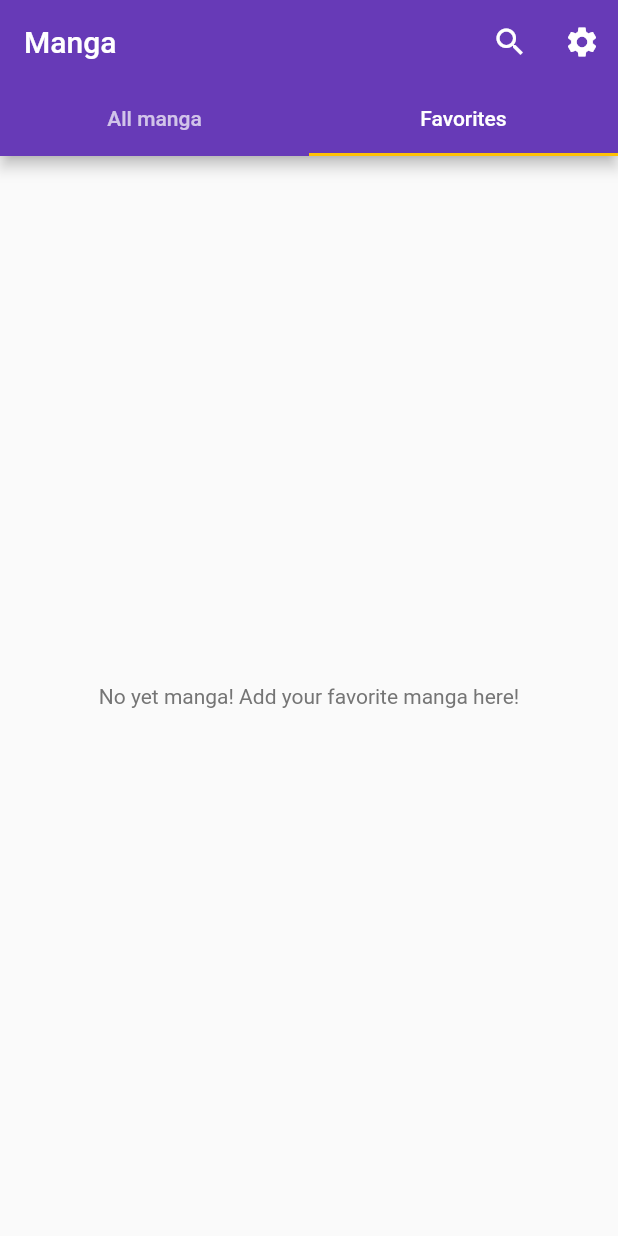
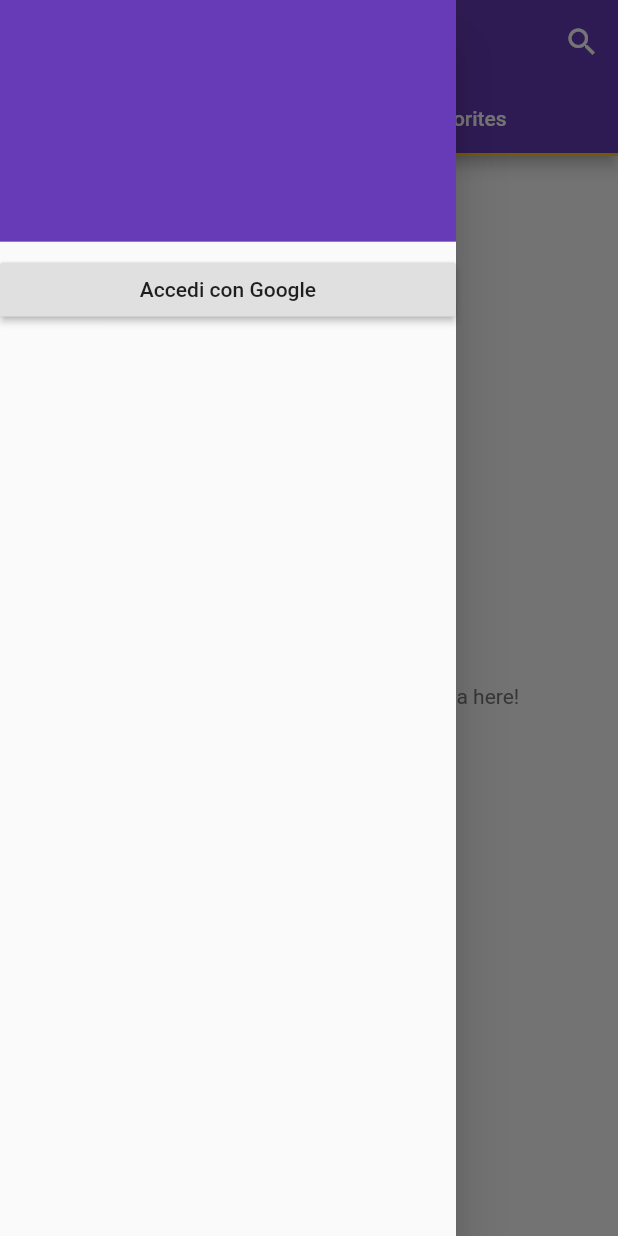
Before and after one commit to devilmac/flutter_gnamgnammanga, a Flutter app: the screen it shows after launch, tab 2 chosen, with the side drawer open (before the commit the screen has no drawer), on a phone screen of 412 x 824 dp. Run offline on Flutter 3.47's test engine with Material 2 defaults, Android fonts, the phone set to English and light mode, and no system bars; our stand-ins replace equatable, firebase_auth, flutter_mobx, google_sign_in, mobx, photo_view and 2 more; accounts and stored records are empty; generated files the repository leaves out were written again; network calls fail.

Commit message:
Added support social login with Google through Firebase
Deleted database_test.dart file because at the moment no tests cannot made against SQLite
Added initial navigation drawer

```diff
--- a/lib/src/domain/chapter.dart
+++ b/lib/src/domain/chapter.dart
@@ -10,7 +10,8 @@
   String mangaID;
   List<ChapterImage> images;
 
-  Chapter({this.number, this.date, this.title, this.chapterID});
+  Chapter({this.number, this.date, this.title, this.chapterID})
+      : super([number, date, title, chapterID]);
 
   Map<String, dynamic> toMap() {
     var map = <String, dynamic>{
--- a/lib/src/domain/chapter_image.dart
+++ b/lib/src/domain/chapter_image.dart
@@ -7,7 +7,8 @@
   int height;
   int width;
 
-  ChapterImage({this.page, this.imageUrl, this.height, this.width});
+  ChapterImage({this.page, this.imageUrl, this.height, this.width})
+      : super([page, imageUrl, height, width]);
 
   Map<String, dynamic> toMap() {
     var map = <String, dynamic>{
--- a/lib/src/domain/manga.dart
+++ b/lib/src/domain/manga.dart
@@ -17,7 +17,9 @@
       this.image,
       this.lastChapterDate,
       this.title,
-      this.mangaDetail});
+      this.mangaDetail})
+      : super(
+            [mangaID, categories, image, lastChapterDate, title, mangaDetail]);
 
   Map<String, dynamic> toMap() {
     var map = <String, dynamic>{
--- a/lib/src/domain/manga_detail.dart
+++ b/lib/src/domain/manga_detail.dart
@@ -22,7 +22,18 @@
       this.released,
       this.status,
       this.lastChapterDate,
-      this.categories});
+      this.categories})
+      : super([
+          aka,
+          author,
+          description,
+          chapters,
+          lastChapterDate,
+          language,
+          released,
+          status,
+          categories
+        ]);
 
   Map<String, dynamic> toMap() {
     var map = <String, dynamic>{
--- a/lib/src/repository/network/model/mangaeden/chapter.dart
+++ b/lib/src/repository/network/model/mangaeden/chapter.dart
@@ -7,7 +7,7 @@
 class Chapter extends Equatable {
   final List<List<dynamic>> images;
 
-  Chapter({this.images});
+  Chapter({this.images}) : super([images]);
 
   factory Chapter.fromJson(Map<String, dynamic> json) =>
       _$ChapterFromJson(json);
--- a/lib/src/repository/network/model/mangaeden/manga.dart
+++ b/lib/src/repository/network/model/mangaeden/manga.dart
@@ -29,7 +29,8 @@
   @JsonKey(name: "t")
   final String t;
 
-  Manga(this.i, this.c, this.im, this.s, this.ld, this.t, this.h, this.a);
+  Manga(this.i, this.c, this.im, this.s, this.ld, this.t, this.h, this.a)
+      : super([i, c, h, a, im, ld, s, t]);
 
   factory Manga.fromJson(Map<String, dynamic> json) => _$MangaFromJson(json);
 
--- a/lib/src/repository/network/model/mangaeden/manga_detail.dart
+++ b/lib/src/repository/network/model/mangaeden/manga_detail.dart
@@ -81,7 +81,33 @@
     this.updatedKeywords,
     this.categories,
     this.status,
-  );
+  ) : super([
+          aka,
+          akaAlias,
+          artist,
+          artistKw,
+          author,
+          authorKw,
+          baka,
+          chapters,
+          chaptersLen,
+          created,
+          description,
+          hits,
+          image,
+          imageURL,
+          language,
+          lastChapterDate,
+          random,
+          released,
+          startsWith,
+          title,
+          titleKw,
+          type,
+          updatedKeywords,
+          categories,
+          status
+        ]);
 
   factory MangaDetail.fromJson(Map<String, dynamic> json) =>
       _$MangaDetailFromJson(json);
--- a/lib/src/ui/home/home_grid_item_widget.dart
+++ b/lib/src/ui/home/home_grid_item_widget.dart
@@ -3,8 +3,8 @@
 import 'package:flutter_app/src/domain/manga.dart';
 import 'package:flutter_app/src/state/app_state.dart';
 import 'package:flutter_app/src/ui/custom/custom_material_ripple.dart';
+import 'package:flutter_app/src/ui/detail/detail_manga_arguments.dart';
 import 'package:flutter_app/src/ui/detail/detail_manga_widget.dart';
-import 'package:flutter_app/src/ui/detail/detail_manga_arguments.dart';
 
 class HomeGridItemWidget extends StatelessWidget {
   final Manga _manga;
--- a/lib/src/ui/home/home_page_widget.dart
+++ b/lib/src/ui/home/home_page_widget.dart
@@ -1,13 +1,17 @@
+import 'package:firebase_auth/firebase_auth.dart';
 import 'package:flutter/material.dart';
 import 'package:flutter_app/src/locale/app_localizations.dart';
 import 'package:flutter_app/src/state/app_state.dart';
 import 'package:flutter_app/src/ui/home/home_grid_manga_favorites_widget.dart';
+import 'package:google_sign_in/google_sign_in.dart';
 
 import 'home_grid_manga_widget.dart';
 import 'home_manga_search_delegate.dart';
 
 class MangaHomePage extends StatefulWidget {
   final String title;
+  final GoogleSignIn _googleSignIn = GoogleSignIn();
+  final FirebaseAuth _auth = FirebaseAuth.instance;
 
   MangaHomePage({Key key, this.title}) : super(key: key);
 
@@ -37,18 +41,29 @@
     return DefaultTabController(
       length: mangaTabs.length,
       child: Scaffold(
+        drawer: Drawer(
+          child: ListView(
+            padding: EdgeInsets.zero,
+            children: <Widget>[
+              DrawerHeader(
+                decoration: BoxDecoration(
+                  color: Theme.of(context).primaryColor,
+                ),
+                child: Container(),
+              ),
+              RaisedButton(
+                onPressed: () {},
+                child: Text("Accedi con Google"),
+              )
+            ],
+          ),
+        ),
         appBar: AppBar(
           actions: <Widget>[
             IconButton(
               icon: Icon(Icons.search),
               onPressed: () {
                 showSearch(context: context, delegate: MangaSearchDelegate());
-              },
-            ),
-            IconButton(
-              icon: Icon(Icons.settings),
-              onPressed: () {
-                //TODO open settings page
               },
             )
           ],
--- a/pubspec.yaml
+++ b/pubspec.yaml
@@ -34,6 +34,11 @@
   flutter_swiper:
   shared_preferences:
   photo_view:
+
+  # Firebase plugins
+  firebase_core:
+  firebase_auth:
+  google_sign_in:
 dev_dependencies:
   flutter_test:
     sdk: flutter
```
Also changed, not shown: lib/src/locale/l10n/messages_all.dart (+5 -5 lines), lib/src/locale/l10n/messages_it.dart (+11 -10 lines), lib/src/locale/l10n/messages_messages.dart (+11 -10 lines), lib/src/state/app_state.dart (+21 -0 lines), lib/src/ui/home/home_drawer.dart (added, +33 -0 lines), lib/src/repository/network/model/mangaeden/chapter.g.dart, lib/src/repository/network/model/mangaeden/manga.g.dart, lib/src/repository/network/model/mangaeden/manga_detail.g.dart, lib/src/state/app_state.g.dart, pubspec.lock, 5 other files.
